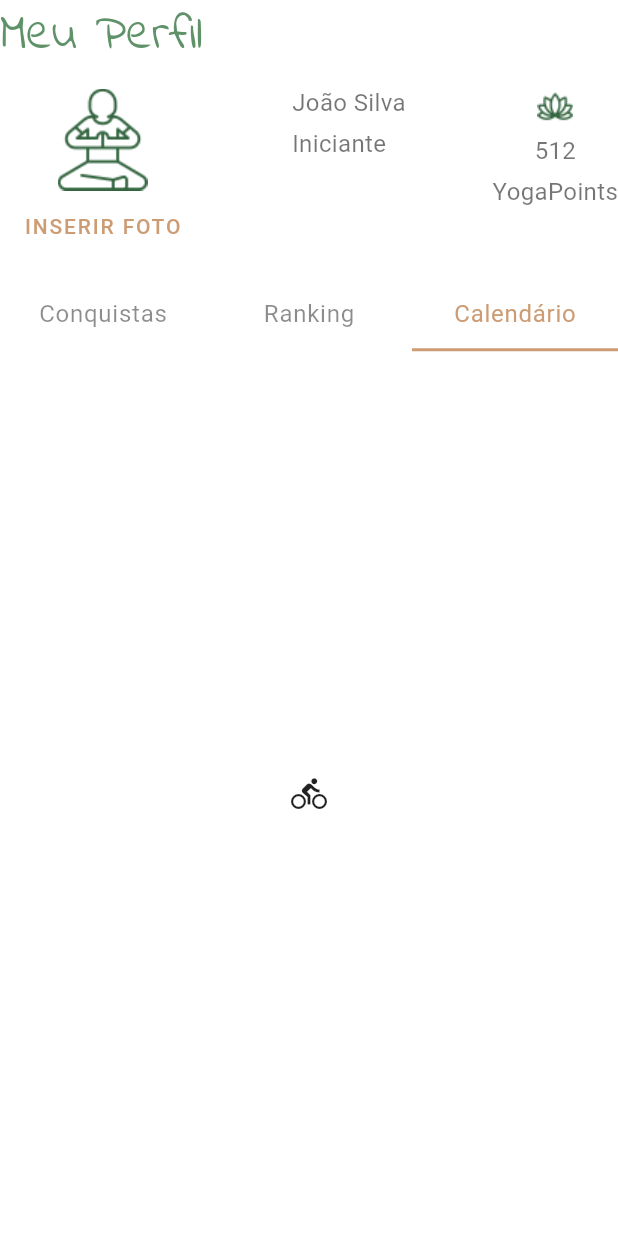
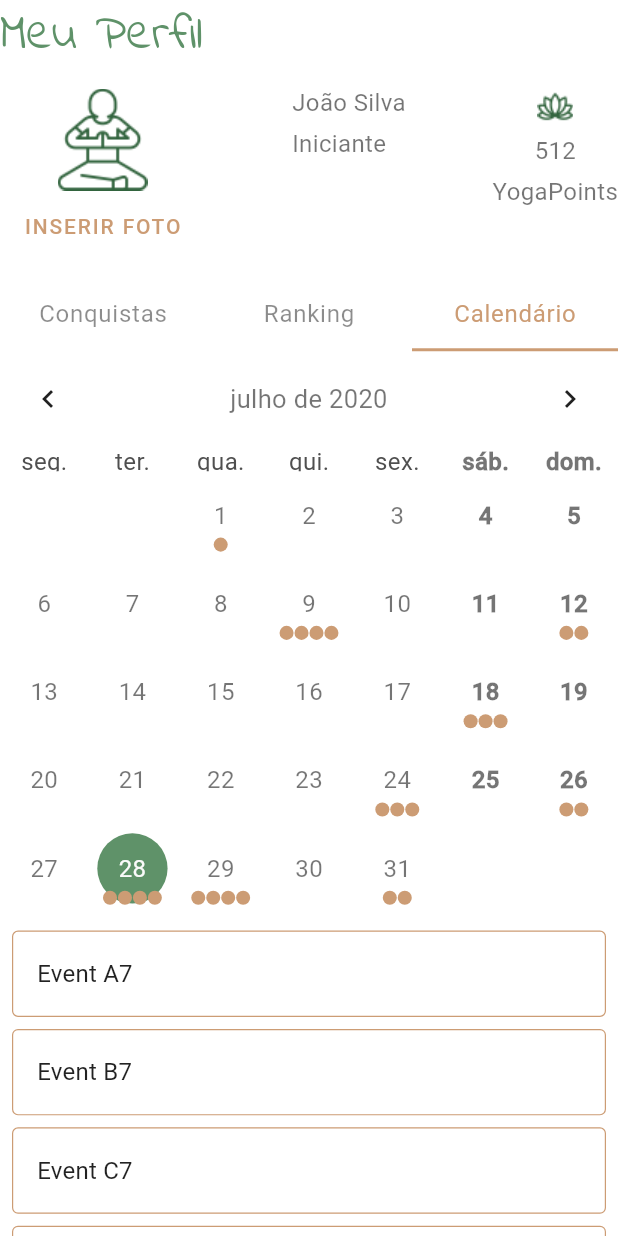
Before and after one commit to pachecofc/yoganath, a Flutter app: the Profile widget shown alone on an empty page, opened directly, tab 3 chosen, on a phone screen of 412 x 824 dp. Run offline on Flutter 3.47's test engine with Material 2 defaults, Android fonts, the phone set to English and light mode, and no system bars; drawn by our look-alikes of table_calendar.

Commit message:
feat: add calendar plugin

```diff
--- a/lib/main.dart
+++ b/lib/main.dart
@@ -1,9 +1,12 @@
 import 'package:flutter/material.dart';
+import 'package:intl/date_symbol_data_local.dart';
 import 'package:yoganath/services/routeGenerator.dart';
 
 import 'screens/splash_screen.dart';
 
-void main() => runApp(YogaNath());
+void main() {
+  initializeDateFormatting().then((_) => runApp(YogaNath()));
+}
 
 class YogaNath extends StatelessWidget {
   @override
--- /dev/null
+++ b/lib/screens/calendar_screen.dart
@@ -0,0 +1,169 @@
+import 'package:flutter/material.dart';
+import 'package:table_calendar/table_calendar.dart';
+
+class Calendar extends StatefulWidget {
+  @override
+  _CalendarState createState() => _CalendarState();
+}
+
+class _CalendarState extends State<Calendar> with TickerProviderStateMixin {
+  Map<DateTime, List> _events;
+  List _selectedEvents;
+  AnimationController _animationController;
+  CalendarController _calendarController;
+
+  @override
+  void initState() {
+    super.initState();
+    final _selectedDay = DateTime.now();
+
+    _events = {
+      _selectedDay.subtract(Duration(days: 30)): [
+        'Event A0',
+        'Event B0',
+        'Event C0'
+      ],
+      _selectedDay.subtract(Duration(days: 27)): ['Event A1'],
+      DateTime.utc(2020, 7, 9): [
+        'Event A2',
+        'Event B2',
+        'Event C2',
+        'Event D2'
+      ],
+      _selectedDay.subtract(Duration(days: 16)): ['Event A3', 'Event B3'],
+      _selectedDay.subtract(Duration(days: 10)): [
+        'Event A4',
+        'Event B4',
+        'Event C4'
+      ],
+      _selectedDay.subtract(Duration(days: 4)): [
+        'Event A5',
+        'Event B5',
+        'Event C5'
+      ],
+      _selectedDay.subtract(Duration(days: 2)): ['Event A6', 'Event B6'],
+      _selectedDay: ['Event A7', 'Event B7', 'Event C7', 'Event D7'],
+      _selectedDay.add(Duration(days: 1)): [
+        'Event A8',
+        'Event B8',
+        'Event C8',
+        'Event D8'
+      ],
+      _selectedDay.add(Duration(days: 3)):
+          Set.from(['Event A9', 'Event A9', 'Event B9']).toList(),
+      _selectedDay.add(Duration(days: 7)): [
+        'Event A10',
+        'Event B10',
+        'Event C10'
+      ],
+      _selectedDay.add(Duration(days: 11)): ['Event A11', 'Event B11'],
+      _selectedDay.add(Duration(days: 17)): [
+        'Event A12',
+        'Event B12',
+        'Event C12',
+        'Event D12'
+      ],
+      _selectedDay.add(Duration(days: 22)): ['Event A13', 'Event B13'],
+      _selectedDay.add(Duration(days: 26)): [
+        'Event A14',
+        'Event B14',
+        'Event C14'
+      ],
+    };
+
+    _selectedEvents = _events[_selectedDay] ?? [];
+    _calendarController = CalendarController();
+
+    _animationController = AnimationController(
+      vsync: this,
+      duration: const Duration(milliseconds: 400),
+    );
+
+    _animationController.forward();
+  }
+
+  @override
+  void dispose() {
+    _animationController.dispose();
+    _calendarController.dispose();
+    super.dispose();
+  }
+
+  void _onDaySelected(DateTime day, List events) {
+    print('CALLBACK: _onDaySelected');
+    setState(() {
+      _selectedEvents = events;
+    });
+  }
+
+  void _onVisibleDaysChanged(
+      DateTime first, DateTime last, CalendarFormat format) {
+    print('CALLBACK: _onVisibleDaysChanged');
+  }
+
+  void _onCalendarCreated(
+      DateTime first, DateTime last, CalendarFormat format) {
+    print('CALLBACK: _onCalendarCreated');
+  }
+
+  @override
+  Widget build(BuildContext context) {
+    return Column(
+      mainAxisSize: MainAxisSize.max,
+      children: <Widget>[
+        _buildTableCalendar(),
+        const SizedBox(
+          height: 8.0,
+        ),
+        Expanded(child: _buildEventList()),
+      ],
+    );
+  }
+
+// Simple TableCalendar configuration (using Styles)
+  Widget _buildTableCalendar() {
+    return TableCalendar(
+      locale: 'pt_BR',
+      calendarController: _calendarController,
+      events: _events,
+      startingDayOfWeek: StartingDayOfWeek.monday,
+      calendarStyle: CalendarStyle(
+        selectedColor: Theme.of(context).buttonColor,
+        todayColor: Color(0xff8ec397),
+        markersColor: Theme.of(context).primaryColor,
+        weekendStyle: TextStyle(fontWeight: FontWeight.bold),
+        outsideDaysVisible: false,
+      ),
+      headerStyle: HeaderStyle(
+        formatButtonVisible: false,
+        centerHeaderTitle: true,
+      ),
+      daysOfWeekStyle: DaysOfWeekStyle(
+        weekendStyle: TextStyle(fontWeight: FontWeight.bold),
+      ),
+      onDaySelected: _onDaySelected,
+      onVisibleDaysChanged: _onVisibleDaysChanged,
+      onCalendarCreated: _onCalendarCreated,
+    );
+  }
+
+  Widget _buildEventList() {
+    return ListView(
+      children: _selectedEvents
+          .map((event) => Container(
+                decoration: BoxDecoration(
+                  border: Border.all(
+                      width: 0.8, color: Theme.of(context).primaryColor),
+                  borderRadius: BorderRadius.circular(4.0),
+                ),
+                margin:
+                    const EdgeInsets.symmetric(horizontal: 8.0, vertical: 4.0),
+                child: ListTile(
+                  title: Text(event.toString()),
+                  onTap: () => print('$event tapped!'),
+                ),
+              ))
+          .toList(),
+    );
+  }
+}
--- a/lib/screens/profile_screen.dart
+++ b/lib/screens/profile_screen.dart
@@ -1,5 +1,6 @@
 import 'package:flutter/material.dart';
 import 'package:yoganath/screens/achievements_screen.dart';
+import 'package:yoganath/screens/calendar_screen.dart';
 import 'package:yoganath/screens/ranking_screen.dart';
 import 'package:yoganath/widgets/reusableFlatButton.dart';
 import 'package:yoganath/widgets/reusableTitle.dart';
@@ -31,7 +32,7 @@ class Profile extends StatelessWidget {
               children: [
                 Achievements(),
                 Ranking(),
-                Icon(Icons.directions_bike),
+                Calendar(),
               ],
             ),
           )
--- a/lib/screens/ranking_screen.dart
+++ b/lib/screens/ranking_screen.dart
@@ -6,15 +6,6 @@ class Ranking extends StatelessWidget {
     return SingleChildScrollView(
       child: Column(
         children: <Widget>[
-          ListTile(
-            title: Text(
-              'Nome',
-              style: TextStyle(fontWeight: FontWeight.bold),
-            ),
-            subtitle: Text('Pontuação'),
-            leading: Text('Posição'),
-          ),
-          Divider(),
           ListTile(
             title: Text(
               'Bruce Lee',
--- a/pubspec.yaml
+++ b/pubspec.yaml
@@ -12,6 +12,8 @@ dependencies:
   flutter:
     sdk: flutter
   cupertino_icons: ^0.1.3
+  table_calendar: ^2.2.3
+  intl: ^0.16.1
 
 dev_dependencies:
   flutter_test:
```
Also changed, not shown: pubspec.lock.
